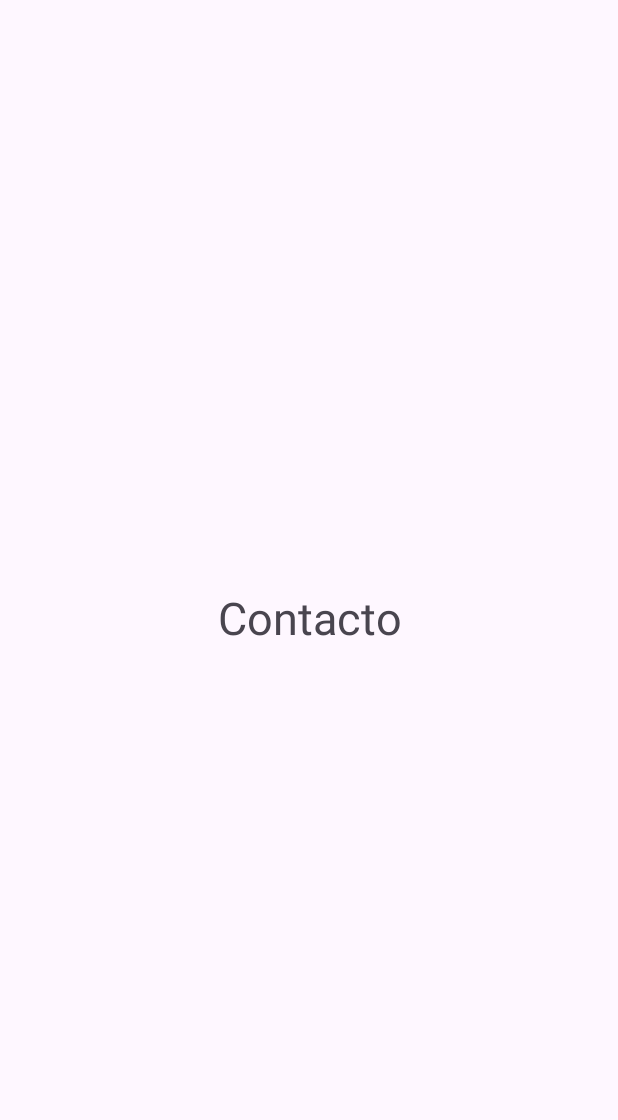
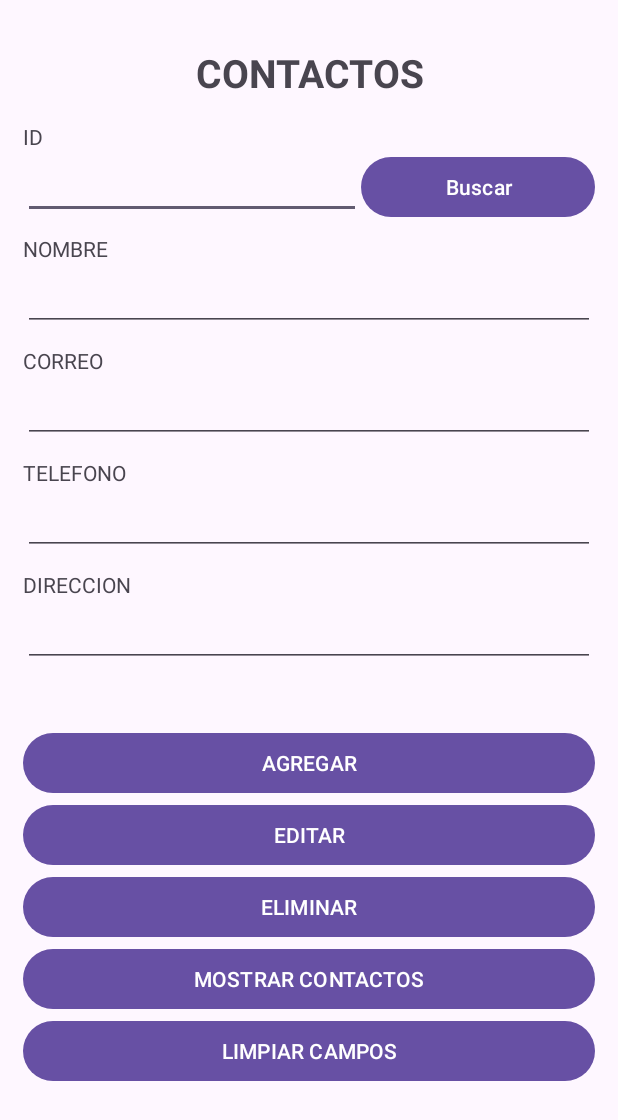
Before and after one commit to paullcv/MenuApp, an Android app: the Contacto screen opened directly, with no data from a screen before it, on a phone screen of 412 x 824 dp. Before the commit the part shown is almost empty. Shown: the top 1120 px of the screen. Run offline under Robolectric (Android 15) with nearby library versions, the phone set to English and light mode, and no system bars.

Commit message:
CRUD Contacto MVC

```diff
--- a/app/src/main/AndroidManifest.xml
+++ b/app/src/main/AndroidManifest.xml
@@ -12,6 +12,9 @@
         android:supportsRtl="true"
         android:theme="@style/Theme.AgendaPersonalBeta"
         tools:targetApi="31">
+        <activity
+            android:name=".Controlador.Contacto.ContactoMostar"
+            android:exported="false" />
         <activity
             android:name=".Categoria"
             android:exported="false" />
@@ -28,7 +31,7 @@
             android:name=".Evento"
             android:exported="false" />
         <activity
-            android:name=".Contacto"
+            android:name=".Controlador.Contacto.Contacto"
             android:exported="false" />
         <activity
             android:name=".MainActivity"
--- /dev/null
+++ b/app/src/main/java/com/example/agendapersonalbeta/Controlador/Contacto/Contacto.java
@@ -0,0 +1,123 @@
+package com.example.agendapersonalbeta.Controlador.Contacto;
+
+import androidx.appcompat.app.AppCompatActivity;
+
+import android.content.Intent;
+import android.os.Bundle;
+import android.view.View;
+import android.widget.Button;
+import android.widget.EditText;
+import android.widget.Toast;
+
+import com.example.agendapersonalbeta.Modelo.Contacto.ClaseContacto;
+import com.example.agendapersonalbeta.Modelo.Contacto.ModeloContacto;
+import com.example.agendapersonalbeta.R;
+
+public class Contacto extends AppCompatActivity {
+
+    EditText etIdContacto;
+    EditText etNombreContacto;
+    EditText etCorreoContacto;
+    EditText etTelefonoContacto;
+    EditText etDireccionContacto;
+
+    Button btnAgregarContacto, btnMostrarContacto, btnBuscarContacto, btnEditarContacto, btnEliminarContacto, btnLimpiar;
+
+
+    @Override
+    protected void onCreate(Bundle savedInstanceState) {
+        super.onCreate(savedInstanceState);
+        setContentView(R.layout.activity_contacto);
+
+
+        //Asociamos nuestros elementos con los del formulario (vista)
+
+        etIdContacto = findViewById(R.id.editTextId);
+        etNombreContacto = findViewById(R.id.editTextNombreContacto);
+        etCorreoContacto = findViewById(R.id.editTextCorreoContacto);
+        etTelefonoContacto = findViewById(R.id.editTextTelefonoContacto);
+        etDireccionContacto = findViewById(R.id.editTextDireccionContacto);
+
+        btnAgregarContacto = findViewById(R.id.btnAddContacto);
+        btnMostrarContacto = findViewById(R.id.btnShowContacto);
+        btnBuscarContacto = findViewById(R.id.btnBuscarContacto);
+        btnEditarContacto = findViewById(R.id.btnEditContacto);
+        btnEliminarContacto = findViewById(R.id.btnDeleteContacto);
+        btnLimpiar = findViewById(R.id.btnLimpiar);
+
+
+        //CREAMOS LA INSTACIA DEL MODELO
+        final ModeloContacto modeloContacto = new ModeloContacto(Contacto.this);
+
+        //GENERAR EL EVENTO DE AGREGAR CONTACTO
+        btnAgregarContacto.setOnClickListener(new View.OnClickListener() {
+            @Override
+            public void onClick(View view) {
+                modeloContacto.agregarContacto(Integer.valueOf(etIdContacto.getText().toString()),etNombreContacto.getText().toString(), etCorreoContacto.getText().toString(), Integer.valueOf(etTelefonoContacto.getText().toString()), etDireccionContacto.getText().toString());
+                limpiar();
+                Toast.makeText(getApplicationContext(), "SE AGREGO CORRECTAMENTE", Toast.LENGTH_SHORT).show();
+            }
+        });
+
+        //GENERAR EL EVENTO DE MOSTRAR CONTACTO
+        btnMostrarContacto.setOnClickListener(new View.OnClickListener() {
+            @Override
+            public void onClick(View view) {
+                Intent mostrarContactos = new Intent(getApplicationContext(), ContactoMostar.class);
+                startActivity(mostrarContactos);
+            }
+        });
+
+        //GENERAR EVENTO DE BUSCAR CONTACTO
+        btnBuscarContacto.setOnClickListener(new View.OnClickListener() {
+            @Override
+            public void onClick(View view) {
+                ClaseContacto contacto = new ClaseContacto();
+                String textid = etIdContacto.getText().toString();
+                int id = Integer.valueOf(textid);
+                modeloContacto.buscarContacto(contacto, id);
+                etNombreContacto.setText(contacto.getNombre());
+                etCorreoContacto.setText(contacto.getCorreo());
+                etTelefonoContacto.setText(String.valueOf(contacto.getTelefono()));
+                etDireccionContacto.setText(contacto.getDireccion());
+
+            }
+        });
+
+        //GENERAR EVENTO DE EDITAR CONTACTO
+        btnEditarContacto.setOnClickListener(new View.OnClickListener() {
+            @Override
+            public void onClick(View view) {
+                modeloContacto.editarContacto(Integer.valueOf(etIdContacto.getText().toString()), etNombreContacto.getText().toString(), etCorreoContacto.getText().toString(), Integer.valueOf(etTelefonoContacto.getText().toString()),etDireccionContacto.getText().toString());
+                limpiar();
+                Toast.makeText(getApplicationContext(), "Los Datos se Actualizaron Correctamente", Toast.LENGTH_SHORT).show();
+            }
+        });
+
+        //GENERAR EVENTO DE ELIMINAR CONTACTO
+        btnEliminarContacto.setOnClickListener(new View.OnClickListener() {
+            @Override
+            public void onClick(View view) {
+                modeloContacto.eliminarContacto(Integer.valueOf(etIdContacto.getText().toString()));
+                limpiar();
+                Toast.makeText(getApplicationContext(), "Los Datos se Eliminaron Correctamente", Toast.LENGTH_SHORT).show();
+            }
+        });
+
+        //GENERAR EVENTO DE LIMPIAR LOS CAMPOS
+        btnLimpiar.setOnClickListener(new View.OnClickListener() {
+            @Override
+            public void onClick(View view) {
+                limpiar();
+            }
+        });
+    }
+
+    private  void limpiar(){
+        etIdContacto.setText("");
+        etNombreContacto.setText("");
+        etCorreoContacto.setText("");
+        etTelefonoContacto.setText("");
+        etDireccionContacto.setText("");
+    }
+}
--- a/app/src/main/java/com/example/agendapersonalbeta/MainActivity.java
+++ b/app/src/main/java/com/example/agendapersonalbeta/MainActivity.java
@@ -8,6 +8,8 @@ import android.os.Bundle;
 import android.view.View;
 import android.widget.GridLayout;
 import android.widget.Toast;
+
+import com.example.agendapersonalbeta.Controlador.Contacto.Contacto;
 
 public class MainActivity extends AppCompatActivity {
 
@@ -35,7 +37,7 @@ public class MainActivity extends AppCompatActivity {
                 @Override
                 public void onClick(View view) {
                     if (finalI == 0){
-                        Intent intent = new Intent(MainActivity.this,Contacto.class);
+                        Intent intent = new Intent(MainActivity.this, Contacto.class);
                         startActivity(intent);
                     }else if(finalI == 1){
                         Intent intent = new Intent(MainActivity.this, Evento.class);
--- /dev/null
+++ b/app/src/main/java/com/example/agendapersonalbeta/Modelo/AgendaBD.java
@@ -0,0 +1,30 @@
+package com.example.agendapersonalbeta.Modelo;
+
+import android.content.Context;
+import android.database.sqlite.SQLiteDatabase;
+import android.database.sqlite.SQLiteOpenHelper;
+
+import androidx.annotation.Nullable;
+
+public class AgendaBD extends SQLiteOpenHelper {
+
+    private static final String NOMBRE_BD = "agenda.db";
+    private static final int VERSION_BD = 1;
+    public static final String TABLA_CONTACTO="CREATE TABLE CONTACTO(ID INTEGER PRIMARY KEY , NOMBRE TEXT, CORREO TEXT, TELEFONO TEXT UNIQUE, DIRECCION TEXT)";
+
+    public AgendaBD(@Nullable Context context){
+        super(context, NOMBRE_BD, null, VERSION_BD );
+    }
+
+    @Override
+    public void onCreate(SQLiteDatabase sqLiteDatabase) {
+        sqLiteDatabase.execSQL(TABLA_CONTACTO);
+    }
+
+    @Override
+    public void onUpgrade(SQLiteDatabase sqLiteDatabase, int i, int i1) {
+        sqLiteDatabase.execSQL("DROP TABLE IF EXISTS "+ TABLA_CONTACTO);
+        sqLiteDatabase.execSQL(TABLA_CONTACTO);
+        onCreate(sqLiteDatabase);
+    }
+}
--- a/app/src/main/res/layout/activity_contacto.xml
+++ b/app/src/main/res/layout/activity_contacto.xml
@@ -1,17 +1,152 @@
 <?xml version="1.0" encoding="utf-8"?>
-<androidx.constraintlayout.widget.ConstraintLayout xmlns:android="http://schemas.android.com/apk/res/android"
+<RelativeLayout xmlns:android="http://schemas.android.com/apk/res/android"
     xmlns:app="http://schemas.android.com/apk/res-auto"
     xmlns:tools="http://schemas.android.com/tools"
     android:layout_width="match_parent"
     android:layout_height="match_parent"
-    tools:context=".Contacto">
+    tools:context=".Controlador.Contacto.Contacto">
 
 
-    <TextView
+    <LinearLayout
         android:layout_width="match_parent"
         android:layout_height="match_parent"
-        android:text="Contacto"
-        android:textSize="30dp"
-        android:gravity="center"
-        />
-</androidx.constraintlayout.widget.ConstraintLayout>
+        android:orientation="vertical"
+        android:layout_marginBottom="15dp"
+        android:layout_marginLeft="15dp"
+        android:layout_marginRight="15dp"
+        android:layout_marginTop="15dp"
+        >
+
+        <TextView
+            android:id="@+id/tituloContactos"
+            android:layout_width="match_parent"
+            android:layout_height="wrap_content"
+            android:layout_margin="15dp"
+            android:gravity="center"
+            android:text="CONTACTOS"
+            android:textSize="26dp"
+            android:textStyle="bold" />
+
+
+
+        <TextView
+            android:id="@+id/tituloId"
+            android:layout_width="match_parent"
+            android:layout_height="wrap_content"
+            android:text="ID" />
+
+        <LinearLayout
+            android:layout_width="match_parent"
+            android:layout_height="wrap_content"
+            android:orientation="horizontal">
+
+            <EditText
+                android:id="@+id/editTextId"
+                android:layout_width="225dp"
+                android:layout_height="wrap_content"
+                android:layout_marginBottom="10dp"
+                android:ems="10"
+                android:inputType="text" />
+
+            <Button
+                android:id="@+id/btnBuscarContacto"
+                android:layout_width="match_parent"
+                android:layout_height="wrap_content"
+                android:text="Buscar" />
+
+        </LinearLayout>
+
+        <TextView
+            android:id="@+id/tituloNombre"
+            android:layout_width="match_parent"
+            android:layout_height="wrap_content"
+            android:text="NOMBRE" />
+
+        <EditText
+            android:id="@+id/editTextNombreContacto"
+            android:layout_width="match_parent"
+            android:layout_height="wrap_content"
+            android:ems="10"
+            android:inputType="text"
+            android:layout_marginBottom="10dp"
+            />
+
+        <TextView
+            android:id="@+id/tituloCorreo"
+            android:layout_width="match_parent"
+            android:layout_height="wrap_content"
+            android:text="CORREO" />
+
+        <EditText
+            android:id="@+id/editTextCorreoContacto"
+            android:layout_width="match_parent"
+            android:layout_height="wrap_content"
+            android:ems="10"
+            android:inputType="text"
+            android:layout_marginBottom="10dp"
+            />
+
+        <TextView
+            android:id="@+id/tituloTelefono"
+            android:layout_width="match_parent"
+            android:layout_height="wrap_content"
+            android:text="TELEFONO" />
+
+        <EditText
+            android:id="@+id/editTextTelefonoContacto"
+            android:layout_width="match_parent"
+            android:layout_height="wrap_content"
+            android:ems="10"
+            android:inputType="phone"
+            android:layout_marginBottom="10dp"
+            />
+
+        <TextView
+            android:id="@+id/tituloDireccion"
+            android:layout_width="match_parent"
+            android:layout_height="wrap_content"
+            android:text="DIRECCION"
+            />
+
+        <EditText
+            android:id="@+id/editTextDireccionContacto"
+            android:layout_width="match_parent"
+            android:layout_height="wrap_content"
+            android:ems="10"
+            android:inputType="text"
+            android:layout_marginBottom="10dp"
+            />
+
+        <Button
+            android:id="@+id/btnAddContacto"
+            android:layout_width="match_parent"
+            android:layout_height="wrap_content"
+            android:layout_marginTop="30dp"
+            android:text="AGREGAR" />
+
+        <Button
+            android:id="@+id/btnEditContacto"
+            android:layout_width="match_parent"
+            android:layout_height="wrap_content"
+            android:text="EDITAR" />
+
+        <Button
+            android:id="@+id/btnDeleteContacto"
+            android:layout_width="match_parent"
+            android:layout_height="wrap_content"
+            android:text="ELIMINAR" />
+
+        <Button
+            android:id="@+id/btnShowContacto"
+            android:layout_width="match_parent"
+            android:layout_height="wrap_content"
+            android:text="MOSTRAR CONTACTOS" />
+
+        <Button
+            android:id="@+id/btnLimpiar"
+            android:layout_width="match_parent"
+            android:layout_height="wrap_content"
+            android:text="LIMPIAR CAMPOS" />
+
+    </LinearLayout>
+</RelativeLayout>
```
Also changed, not shown: app/src/main/java/com/example/agendapersonalbeta/Contacto.java (deleted, +0 -14 lines), app/src/main/java/com/example/agendapersonalbeta/Controlador/Contacto/ContactoAdaptador.java (added, +67 -0 lines), app/src/main/java/com/example/agendapersonalbeta/Controlador/Contacto/ContactoMostar.java (added, +38 -0 lines), app/src/main/java/com/example/agendapersonalbeta/Modelo/Contacto/ClaseContacto.java (added, +64 -0 lines), app/src/main/java/com/example/agendapersonalbeta/Modelo/Contacto/ModeloContacto.java (added, +91 -0 lines), app/src/main/res/layout/activity_contacto_mostar.xml (added, +20 -0 lines), app/src/main/res/layout/activity_main.xml (+5 -5 lines), app/src/main/res/layout/item_contacto.xml (added, +81 -0 lines), app/src/main/res/drawable/contacto3.png (added).
